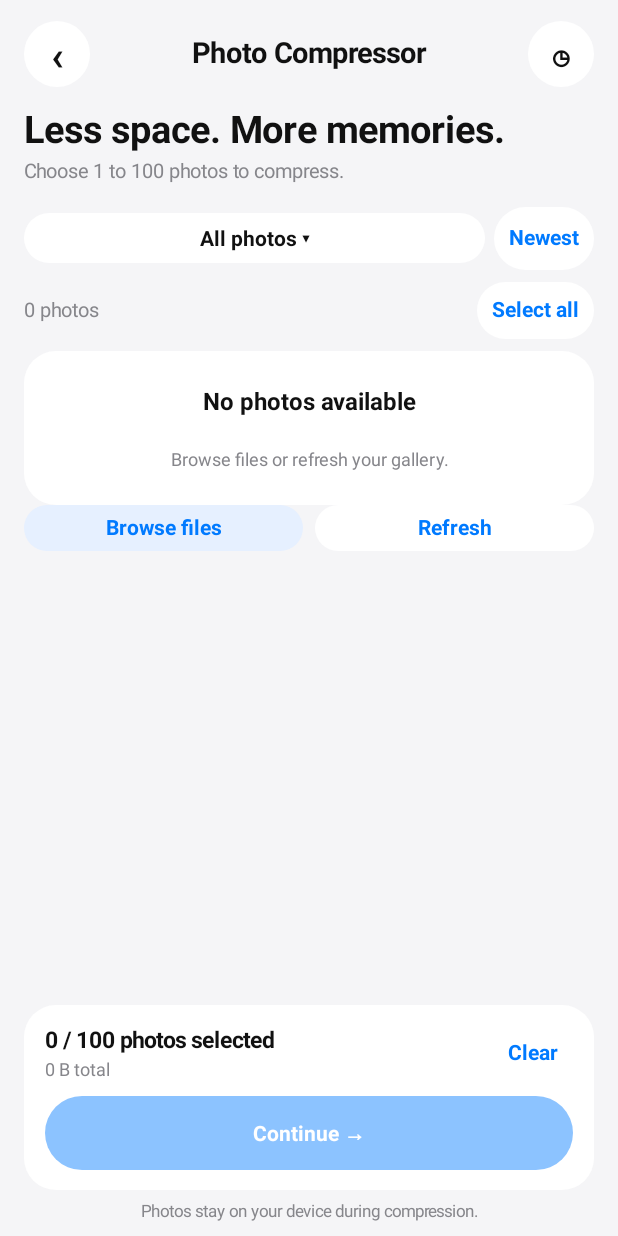
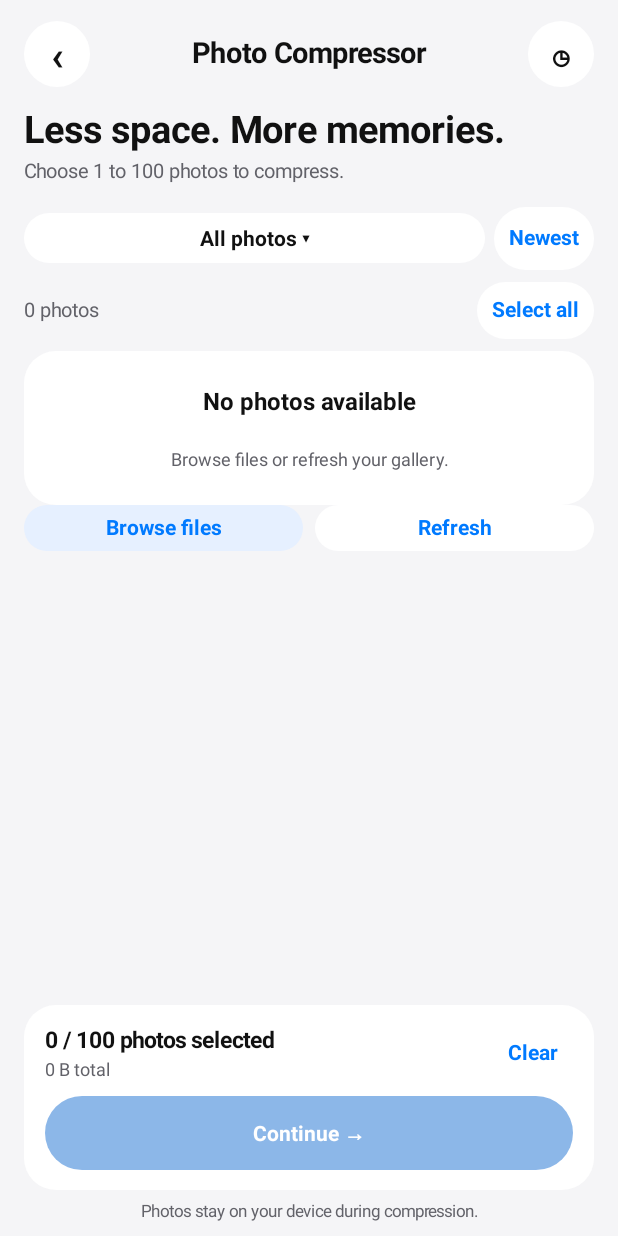
Before and after one commit to helloskyorigin/Clenova, an Android app: the PhotoCompressorActivity screen opened directly, with no data from a screen before it, on a phone screen of 412 x 824 dp. Run offline under Robolectric (Android 15) with nearby library versions, the phone set to English and light mode, and no system bars.

Commit message:
Phase 56: improve dark mode contrast, accessible navigation and reduced motion; prioritize Agent actions

```diff
--- a/app/src/main/java/com/clenova/app/AppManagerActivity.java
+++ b/app/src/main/java/com/clenova/app/AppManagerActivity.java
@@ -33,9 +33,9 @@ public final class AppManagerActivity extends Activity {
     @Override public void onCreate(Bundle state){
         super.onCreate(state);prefs=new AppPreferences(this);history=new ActivityHistory(this);engine=new AppManagerEngine(this);
         dark=prefs.appearance().equals("Dark")||(prefs.appearance().equals("System")&&(getResources().getConfiguration().uiMode&Configuration.UI_MODE_NIGHT_MASK)==Configuration.UI_MODE_NIGHT_YES);
-        bg=dark?0xff141416:0xfff5f5f7;card=dark?0xff242426:0xffffffff;ink=dark?0xfff4f4f6:0xff111111;gray=dark?0xffa2a2aa:0xff86868b;blue=dark?0xff409cff:0xff007aff;pale=dark?0xff19334c:0xffe6f0ff;green=dark?0xff61d883:0xff249d42;red=dark?0xffff6961:0xffe43e35;
+        bg=dark?0xff141416:0xfff5f5f7;card=dark?0xff242426:0xffffffff;ink=dark?0xfff4f4f6:0xff111111;gray=dark?0xffa2a2aa:UiPolish.LIGHT_MUTED;blue=dark?0xff409cff:0xff007aff;pale=dark?0xff19334c:0xffe6f0ff;green=dark?0xff61d883:0xff249d42;red=dark?0xffff6961:0xffe43e35;
         getWindow().setFlags(WindowManager.LayoutParams.FLAG_FULLSCREEN,WindowManager.LayoutParams.FLAG_FULLSCREEN);getWindow().setNavigationBarColor(bg);
-        if(Build.VERSION.SDK_INT>=27&&!dark)getWindow().getDecorView().setSystemUiVisibility(View.SYSTEM_UI_FLAG_LIGHT_NAVIGATION_BAR);
+        if(Build.VERSION.SDK_INT>=27)getWindow().getDecorView().setSystemUiVisibility(dark?0:View.SYSTEM_UI_FLAG_LIGHT_NAVIGATION_BAR);
         if(state!=null){pending=state.getBoolean("pending");pendingPkg=state.getString("pending_pkg","");pendingName=state.getString("pending_name","");operationId=state.getString("operation_id","");query=state.getString("query","");filter=state.getInt("filter");sort=state.getInt("sort");}
         if(pending)status("Waiting for Android uninstall confirmation…");else refresh(false);
     }
@@ -50,7 +50,7 @@ public final class AppManagerActivity extends Activity {
     private void gap(LinearLayout p,int n){add(p,new View(this),dp(n),dp(n));}
     private TextView text(String s,int size,int tint,boolean bold){TextView t=new TextView(this);t.setText(tr(s));t.setTextSize(size);t.setTextColor(tint);t.setIncludeFontPadding(false);t.setTypeface(Typeface.create("sans-serif",bold?Typeface.BOLD:Typeface.NORMAL));return t;}
     private TextView center(String s,int size,int tint,boolean bold){TextView t=text(s,size,tint,bold);t.setGravity(Gravity.CENTER);return t;}
-    private TextView button(String s,int tint,int fill,Runnable r){TextView t=center(s,14,tint,true);t.setBackground(shape(fill,22));t.setPadding(dp(10),dp(7),dp(10),dp(7));t.setClickable(true);t.setFocusable(true);t.setOnClickListener(v->{if(!destroyed&&!busy&&!pending)r.run();});return t;}
+    private TextView button(String s,int tint,int fill,Runnable r){TextView t=center(s,14,tint,true);t.setBackground(shape(UiPolish.buttonFill(fill,tint),22));t.setPadding(dp(10),dp(7),dp(10),dp(7));t.setClickable(true);t.setFocusable(true);t.setOnClickListener(v->{if(!destroyed&&!busy&&!pending)r.run();});return t;}
     private LinearLayout block(){LinearLayout l=col();l.setBackground(shape(card,22));l.setPadding(dp(14),dp(13),dp(14),dp(13));return l;}
     private LinearLayout root(){LinearLayout l=col();l.setBackgroundColor(bg);l.setPadding(dp(18),dp(10),dp(18),dp(10));l.setFocusableInTouchMode(true);return l;}
     private LinearLayout body(LinearLayout root){ScrollView s=new ScrollView(this);s.setVerticalScrollBarEnabled(false);s.setOverScrollMode(View.OVER_SCROLL_NEVER);LinearLayout b=col();s.addView(b,new ScrollView.LayoutParams(-1,-2));root.addView(s,new LinearLayout.LayoutParams(-1,0,1));return b;}
--- a/app/src/main/java/com/clenova/app/ContactsCleanerActivity.java
+++ b/app/src/main/java/com/clenova/app/ContactsCleanerActivity.java
@@ -36,10 +36,10 @@ public final class ContactsCleanerActivity extends Activity {
     @Override public void onCreate(Bundle state){
         super.onCreate(state);prefs=new AppPreferences(this);history=new ActivityHistory(this);
         dark=prefs.appearance().equals("Dark")||(prefs.appearance().equals("System")&&(getResources().getConfiguration().uiMode&Configuration.UI_MODE_NIGHT_MASK)==Configuration.UI_MODE_NIGHT_YES);
-        bg=dark?0xff141416:0xfff5f5f7;card=dark?0xff242426:0xffffffff;ink=dark?0xfff4f4f6:0xff111111;gray=dark?0xffa2a2aa:0xff86868b;
+        bg=dark?0xff141416:0xfff5f5f7;card=dark?0xff242426:0xffffffff;ink=dark?0xfff4f4f6:0xff111111;gray=dark?0xffa2a2aa:UiPolish.LIGHT_MUTED;
         blue=dark?0xff409cff:0xff007aff;pale=dark?0xff19334c:0xffe6f0ff;green=dark?0xff61d883:0xff249d42;red=dark?0xffff6961:0xffe43e35;
         getWindow().setFlags(WindowManager.LayoutParams.FLAG_FULLSCREEN,WindowManager.LayoutParams.FLAG_FULLSCREEN);getWindow().setNavigationBarColor(bg);
-        if(Build.VERSION.SDK_INT>=27&&!dark)getWindow().getDecorView().setSystemUiVisibility(View.SYSTEM_UI_FLAG_LIGHT_NAVIGATION_BAR);
+        if(Build.VERSION.SDK_INT>=27)getWindow().getDecorView().setSystemUiVisibility(dark?0:View.SYSTEM_UI_FLAG_LIGHT_NAVIGATION_BAR);
         if(canRead())scan(false);else showHome();
     }
     private boolean canRead(){return checkSelfPermission(Manifest.permission.READ_CONTACTS)==PackageManager.PERMISSION_GRANTED;}
@@ -54,7 +54,7 @@ public final class ContactsCleanerActivity extends Activity {
     private void gap(LinearLayout p,int n){add(p,new View(this),dp(n),dp(n));}
     private TextView text(String s,int size,int tint,boolean bold){TextView t=new TextView(this);t.setText(tr(s));t.setTextSize(size);t.setTextColor(tint);t.setIncludeFontPadding(false);t.setTypeface(Typeface.create("sans-serif",bold?Typeface.BOLD:Typeface.NORMAL));return t;}
     private TextView center(String s,int size,int tint,boolean bold){TextView t=text(s,size,tint,bold);t.setGravity(Gravity.CENTER);return t;}
-    private TextView button(String s,int tint,int fill,Runnable r){TextView t=center(s,14,tint,true);t.setBackground(shape(fill,24));t.setPadding(dp(10),dp(8),dp(10),dp(8));t.setFocusable(true);t.setClickable(true);t.setOnClickListener(v->{if(!destroyed&&!busy)r.run();});return t;}
+    private TextView button(String s,int tint,int fill,Runnable r){TextView t=center(s,14,tint,true);t.setBackground(shape(UiPolish.buttonFill(fill,tint),24));t.setPadding(dp(10),dp(8),dp(10),dp(8));t.setFocusable(true);t.setClickable(true);t.setOnClickListener(v->{if(!destroyed&&!busy)r.run();});return t;}
     private LinearLayout block(){LinearLayout l=col();l.setBackground(shape(card,22));l.setPadding(dp(14),dp(13),dp(14),dp(13));return l;}
     private LinearLayout root(){LinearLayout l=col();l.setBackgroundColor(bg);l.setPadding(dp(18),dp(10),dp(18),dp(10));return l;}
     private LinearLayout body(LinearLayout l){ScrollView s=new ScrollView(this);s.setVerticalScrollBarEnabled(false);s.setOverScrollMode(View.OVER_SCROLL_NEVER);LinearLayout b=col();s.addView(b,new ScrollView.LayoutParams(-1,-2));l.addView(s,new LinearLayout.LayoutParams(-1,0,1));return b;}
--- a/app/src/main/java/com/clenova/app/InternetSpeedActivity.java
+++ b/app/src/main/java/com/clenova/app/InternetSpeedActivity.java
@@ -32,9 +32,9 @@ public final class InternetSpeedActivity extends Activity {
     @Override public void onCreate(Bundle state){
         super.onCreate(state);prefs=new AppPreferences(this);history=new SpeedTestHistory(this);connectivity=getSystemService(ConnectivityManager.class);
         dark=prefs.appearance().equals("Dark")||(prefs.appearance().equals("System")&&(getResources().getConfiguration().uiMode&Configuration.UI_MODE_NIGHT_MASK)==Configuration.UI_MODE_NIGHT_YES);
-        bg=dark?0xff141416:0xfff5f5f7;card=dark?0xff242426:0xffffffff;ink=dark?0xfff4f4f6:0xff111111;gray=dark?0xffa2a2aa:0xff86868b;blue=dark?0xff409cff:0xff007aff;pale=dark?0xff19334c:0xffe6f0ff;green=dark?0xff61d883:0xff249d42;red=dark?0xffff6961:0xffe43e35;
+        bg=dark?0xff141416:0xfff5f5f7;card=dark?0xff242426:0xffffffff;ink=dark?0xfff4f4f6:0xff111111;gray=dark?0xffa2a2aa:UiPolish.LIGHT_MUTED;blue=dark?0xff409cff:0xff007aff;pale=dark?0xff19334c:0xffe6f0ff;green=dark?0xff61d883:0xff249d42;red=dark?0xffff6961:0xffe43e35;
         getWindow().setFlags(WindowManager.LayoutParams.FLAG_FULLSCREEN,WindowManager.LayoutParams.FLAG_FULLSCREEN);getWindow().setNavigationBarColor(bg);
-        if(Build.VERSION.SDK_INT>=27&&!dark)getWindow().getDecorView().setSystemUiVisibility(View.SYSTEM_UI_FLAG_LIGHT_NAVIGATION_BAR);
+        if(Build.VERSION.SDK_INT>=27)getWindow().getDecorView().setSystemUiVisibility(dark?0:View.SYSTEM_UI_FLAG_LIGHT_NAVIGATION_BAR);
         showHome();
     }
     private int dp(float n){return Math.round(n*getResources().getDisplayMetrics().density);}
@@ -47,7 +47,7 @@ public final class InternetSpeedActivity extends Activity {
     private void gap(LinearLayout p,int n){add(p,new View(this),dp(n),dp(n));}
     private TextView text(String s,int size,int tint,boolean bold){TextView t=new TextView(this);t.setText(tr(s));t.setTextSize(size);t.setTextColor(tint);t.setIncludeFontPadding(false);t.setTypeface(Typeface.create("sans-serif",bold?Typeface.BOLD:Typeface.NORMAL));return t;}
     private TextView center(String s,int size,int tint,boolean bold){TextView t=text(s,size,tint,bold);t.setGravity(Gravity.CENTER);return t;}
-    private TextView button(String s,int tint,int fill,Runnable r){TextView t=center(s,14,tint,true);t.setBackground(shape(fill,24));t.setPadding(dp(10),dp(8),dp(10),dp(8));t.setClickable(true);t.setFocusable(true);t.setOnClickListener(v->{if(!destroyed&&foreground)r.run();});return t;}
+    private TextView button(String s,int tint,int fill,Runnable r){TextView t=center(s,14,tint,true);t.setBackground(shape(UiPolish.buttonFill(fill,tint),24));t.setPadding(dp(10),dp(8),dp(10),dp(8));t.setClickable(true);t.setFocusable(true);t.setOnClickListener(v->{if(!destroyed&&foreground)r.run();});return t;}
     private LinearLayout block(){LinearLayout l=col();l.setBackground(shape(card,22));l.setPadding(dp(14),dp(13),dp(14),dp(13));return l;}
     private LinearLayout root(){LinearLayout l=col();l.setBackgroundColor(bg);l.setPadding(dp(18),dp(10),dp(18),dp(12));return l;}
     private LinearLayout body(LinearLayout l){ScrollView s=new ScrollView(this);s.setVerticalScrollBarEnabled(false);s.setOverScrollMode(View.OVER_SCROLL_NEVER);LinearLayout b=col();s.addView(b,new ScrollView.LayoutParams(-1,-2));l.addView(s,new LinearLayout.LayoutParams(-1,0,1));return b;}
--- a/app/src/main/java/com/clenova/app/PhotoCompressorActivity.java
+++ b/app/src/main/java/com/clenova/app/PhotoCompressorActivity.java
@@ -46,9 +46,9 @@ public final class PhotoCompressorActivity extends Activity {
     @Override public void onCreate(Bundle state){
         super.onCreate(state);prefs=new AppPreferences(this);history=new ActivityHistory(this);
         dark=prefs.appearance().equals("Dark")||(prefs.appearance().equals("System")&&(getResources().getConfiguration().uiMode&Configuration.UI_MODE_NIGHT_MASK)==Configuration.UI_MODE_NIGHT_YES);
-        bg=dark?0xff141416:0xfff5f5f7;card=dark?0xff242426:0xffffffff;ink=dark?0xfff4f4f6:0xff111111;gray=dark?0xffa2a2aa:0xff86868b;blue=dark?0xff409cff:0xff007aff;pale=dark?0xff19334c:0xffe6f0ff;green=dark?0xff61d883:0xff249d42;red=dark?0xffff6961:0xffe43e35;
+        bg=dark?0xff141416:0xfff5f5f7;card=dark?0xff242426:0xffffffff;ink=dark?0xfff4f4f6:0xff111111;gray=dark?0xffa2a2aa:UiPolish.LIGHT_MUTED;blue=dark?0xff409cff:0xff007aff;pale=dark?0xff19334c:0xffe6f0ff;green=dark?0xff61d883:0xff249d42;red=dark?0xffff6961:0xffe43e35;
         getWindow().setFlags(WindowManager.LayoutParams.FLAG_FULLSCREEN,WindowManager.LayoutParams.FLAG_FULLSCREEN);getWindow().setNavigationBarColor(bg);
-        if(Build.VERSION.SDK_INT>=27&&!dark)getWindow().getDecorView().setSystemUiVisibility(View.SYSTEM_UI_FLAG_LIGHT_NAVIGATION_BAR);
+        if(Build.VERSION.SDK_INT>=27)getWindow().getDecorView().setSystemUiVisibility(dark?0:View.SYSTEM_UI_FLAG_LIGHT_NAVIGATION_BAR);
         File[] stale=getCacheDir().listFiles((d,n)->n.startsWith("clenova-photo-"));
         if(stale!=null)for(File f:stale)if(System.currentTimeMillis()-f.lastModified()>24L*60*60*1000)f.delete();
         trashPending=state!=null&&state.getBoolean("trash_pending");cleanupReceipt=CleanupReceipt.restore(state==null?null:state.getBundle("cleanup_receipt"));
@@ -65,7 +65,7 @@ public final class PhotoCompressorActivity extends Activity {
     private void gap(LinearLayout p,int n){add(p,new View(this),dp(n),dp(n));}
     private TextView text(String s,int size,int tint,boolean bold){TextView t=new TextView(this);t.setText(tr(s));t.setTextSize(size);t.setTextColor(tint);t.setIncludeFontPadding(false);t.setTypeface(Typeface.create("sans-serif",bold?Typeface.BOLD:Typeface.NORMAL));return t;}
     private TextView center(String s,int size,int tint,boolean bold){TextView t=text(s,size,tint,bold);t.setGravity(Gravity.CENTER);return t;}
-    private TextView button(String s,int tint,int fill,Runnable action){TextView t=center(s,14,tint,true);t.setBackground(shape(fill,26));t.setPadding(dp(10),dp(7),dp(10),dp(7));t.setFocusable(true);t.setClickable(true);t.setOnClickListener(v->{if(!destroyed)action.run();});return t;}
+    private TextView button(String s,int tint,int fill,Runnable action){TextView t=center(s,14,tint,true);t.setBackground(shape(UiPolish.buttonFill(fill,tint),26));t.setPadding(dp(10),dp(7),dp(10),dp(7));t.setFocusable(true);t.setClickable(true);t.setOnClickListener(v->{if(!destroyed)action.run();});return t;}
     private LinearLayout block(){LinearLayout l=col();l.setBackground(shape(card,21));l.setPadding(dp(14),dp(13),dp(14),dp(13));return l;}
     private LinearLayout root(){LinearLayout l=col();l.setBackgroundColor(bg);l.setPadding(dp(16),dp(10),dp(16),dp(10));return l;}
     private LinearLayout body(LinearLayout l){ScrollView scroll=new ScrollView(this);scroll.setVerticalScrollBarEnabled(false);scroll.setOverScrollMode(View.OVER_SCROLL_NEVER);LinearLayout b=col();scroll.addView(b,new ScrollView.LayoutParams(-1,-2));l.addView(scroll,new LinearLayout.LayoutParams(-1,0,1));return b;}
--- a/app/src/main/java/com/clenova/app/SpeakerCleanerActivity.java
+++ b/app/src/main/java/com/clenova/app/SpeakerCleanerActivity.java
@@ -25,10 +25,10 @@ public final class SpeakerCleanerActivity extends Activity implements SpeakerPla
     @Override public void onCreate(Bundle saved){
         super.onCreate(saved);prefs=new AppPreferences(this);
         dark=prefs.appearance().equals("Dark")||(prefs.appearance().equals("System")&&(getResources().getConfiguration().uiMode&Configuration.UI_MODE_NIGHT_MASK)==Configuration.UI_MODE_NIGHT_YES);
-        bg=dark?0xff141416:0xfff5f5f7;card=dark?0xff242426:0xffffffff;ink=dark?0xfff4f4f6:0xff111111;gray=dark?0xffa2a2aa:0xff86868b;blue=dark?0xff409cff:0xff007aff;pale=dark?0xff19334c:0xffe6f0ff;green=dark?0xff61d883:0xff249d42;red=dark?0xffff6961:0xffe43e35;
+        bg=dark?0xff141416:0xfff5f5f7;card=dark?0xff242426:0xffffffff;ink=dark?0xfff4f4f6:0xff111111;gray=dark?0xffa2a2aa:UiPolish.LIGHT_MUTED;blue=dark?0xff409cff:0xff007aff;pale=dark?0xff19334c:0xffe6f0ff;green=dark?0xff61d883:0xff249d42;red=dark?0xffff6961:0xffe43e35;
         if(saved!=null){selected=saved.getBoolean("deep")?SpeakerTone.Mode.DEEP:SpeakerTone.Mode.QUICK;gain=Math.max(.15f,Math.min(.85f,saved.getFloat("gain",.55f)));}
         getWindow().setFlags(WindowManager.LayoutParams.FLAG_FULLSCREEN,WindowManager.LayoutParams.FLAG_FULLSCREEN);getWindow().setNavigationBarColor(bg);
-        if(Build.VERSION.SDK_INT>=27&&!dark)getWindow().getDecorView().setSystemUiVisibility(View.SYSTEM_UI_FLAG_LIGHT_NAVIGATION_BAR);
+        if(Build.VERSION.SDK_INT>=27)getWindow().getDecorView().setSystemUiVisibility(dark?0:View.SYSTEM_UI_FLAG_LIGHT_NAVIGATION_BAR);
         setVolumeControlStream(AudioManager.STREAM_MUSIC);playback=new SpeakerPlayback(this,this);showHome();
     }
     @Override protected void onSaveInstanceState(Bundle out){super.onSaveInstanceState(out);out.putBoolean("deep",selected==SpeakerTone.Mode.DEEP);out.putFloat("gain",gain);}
@@ -42,7 +42,7 @@ public final class SpeakerCleanerActivity extends Activity implements SpeakerPla
     private void gap(LinearLayout p,int n){add(p,new View(this),dp(n),dp(n));}
     private TextView text(String s,int size,int tint,boolean bold){TextView t=new TextView(this);t.setText(tr(s));t.setTextSize(size);t.setTextColor(tint);t.setIncludeFontPadding(false);t.setTypeface(Typeface.create("sans-serif",bold?Typeface.BOLD:Typeface.NORMAL));return t;}
     private TextView center(String s,int size,int tint,boolean bold){TextView t=text(s,size,tint,bold);t.setGravity(Gravity.CENTER);return t;}
-    private TextView button(String s,int tint,int fill,Runnable action){TextView t=center(s,15,tint,true);t.setBackground(shape(fill,26));t.setPadding(dp(10),dp(8),dp(10),dp(8));t.setClickable(true);t.setFocusable(true);t.setOnClickListener(v->{if(!destroyed&&foreground)action.run();});return t;}
+    private TextView button(String s,int tint,int fill,Runnable action){TextView t=center(s,15,tint,true);t.setBackground(shape(UiPolish.buttonFill(fill,tint),26));t.setPadding(dp(10),dp(8),dp(10),dp(8));t.setClickable(true);t.setFocusable(true);t.setOnClickListener(v->{if(!destroyed&&foreground)action.run();});return t;}
     private LinearLayout block(){LinearLayout l=col();l.setBackground(shape(card,22));l.setPadding(dp(14),dp(12),dp(14),dp(12));return l;}
     private LinearLayout root(){LinearLayout l=col();l.setBackgroundColor(bg);l.setPadding(dp(18),dp(10),dp(18),dp(12));return l;}
     private LinearLayout body(LinearLayout l){ScrollView s=new ScrollView(this);s.setVerticalScrollBarEnabled(false);s.setOverScrollMode(View.OVER_SCROLL_NEVER);LinearLayout b=col();s.addView(b,new ScrollView.LayoutParams(-1,-2));l.addView(s,new LinearLayout.LayoutParams(-1,0,1));return b;}
--- /dev/null
+++ b/app/src/main/java/com/clenova/app/UiPolish.java
@@ -0,0 +1,15 @@
+package com.clenova.app;
+
+/** Shared readable palette; preserve the electric-blue accent while darkening filled CTAs. */
+final class UiPolish {
+    static final int LIGHT_MUTED=0xff626269;
+    static final int CTA_BLUE=0xff0060ce;
+    static int actionFill(int fill){return fill==0xff007aff||fill==0xff409cff?CTA_BLUE:fill;}
+    static int buttonFill(int fill,int text){return text==0xffffffff?actionFill(fill):fill;}
+    static double luminance(int color){
+        return .2126*linear((color>>>16)&255)+.7152*linear((color>>>8)&255)+.0722*linear(color&255);
+    }
+    private static double linear(int value){double v=value/255d;return v<=.04045?v/12.92:Math.pow((v+.055)/1.055,2.4);}
+    static double contrast(int a,int b){double x=luminance(a),y=luminance(b);return (Math.max(x,y)+.05)/(Math.min(x,y)+.05);}
+    private UiPolish(){}
+}
--- a/app/src/main/java/com/clenova/app/VideoCompressorActivity.java
+++ b/app/src/main/java/com/clenova/app/VideoCompressorActivity.java
@@ -59,10 +59,10 @@ public final class VideoCompressorActivity extends Activity {
     @Override public void onCreate(Bundle state){
         super.onCreate(state);prefs=new AppPreferences(this);history=new ActivityHistory(this);
         dark=prefs.appearance().equals("Dark")||(prefs.appearance().equals("System")&&(getResources().getConfiguration().uiMode&Configuration.UI_MODE_NIGHT_MASK)==Configuration.UI_MODE_NIGHT_YES);
-        bg=dark?0xff141416:0xfff5f5f7;card=dark?0xff242426:0xffffffff;ink=dark?0xfff4f4f6:0xff111111;gray=dark?0xffa2a2aa:0xff86868b;
+        bg=dark?0xff141416:0xfff5f5f7;card=dark?0xff242426:0xffffffff;ink=dark?0xfff4f4f6:0xff111111;gray=dark?0xffa2a2aa:UiPolish.LIGHT_MUTED;
         blue=dark?0xff409cff:0xff007aff;pale=dark?0xff19334c:0xffe6f0ff;green=dark?0xff61d883:0xff249d42;red=dark?0xffff6961:0xffe43e35;
         getWindow().setFlags(WindowManager.LayoutParams.FLAG_FULLSCREEN,WindowManager.LayoutParams.FLAG_FULLSCREEN);getWindow().setNavigationBarColor(bg);
-        if(Build.VERSION.SDK_INT>=27&&!dark)getWindow().getDecorView().setSystemUiVisibility(View.SYSTEM_UI_FLAG_LIGHT_NAVIGATION_BAR);
+        if(Build.VERSION.SDK_INT>=27)getWindow().getDecorView().setSystemUiVisibility(dark?0:View.SYSTEM_UI_FLAG_LIGHT_NAVIGATION_BAR);
         trashPending=state!=null&&state.getBoolean("trash_pending");cleanupReceipt=CleanupReceipt.restore(state==null?null:state.getBundle("cleanup_receipt"));
         // Only remove stale compressor-owned cache files, never personal files.
         File[] stale=getCacheDir().listFiles((dir,name)->name.startsWith("clenova-compress-")&&name.endsWith(".mp4"));
@@ -81,7 +81,7 @@ public final class VideoCompressorActivity extends Activity {
     private void gap(LinearLayout p,int n){add(p,new View(this),dp(n),dp(n));}
     private TextView text(String s,int size,int color,boolean bold){TextView t=new TextView(this);t.setText(tr(s));t.setTextSize(size);t.setTextColor(color);t.setIncludeFontPadding(false);t.setTypeface(Typeface.create("sans-serif",bold?Typeface.BOLD:Typeface.NORMAL));return t;}
     private TextView centered(String s,int size,int color,boolean bold){TextView t=text(s,size,color,bold);t.setGravity(Gravity.CENTER);return t;}
-    private TextView button(String s,int color,int fill,Runnable r){TextView t=centered(s,15,color,true);t.setBackground(shape(fill,26));t.setPadding(dp(12),dp(6),dp(12),dp(6));t.setFocusable(true);t.setClickable(true);t.setOnClickListener(v->{if(!destroyed)r.run();});return t;}
+    private TextView button(String s,int color,int fill,Runnable r){TextView t=centered(s,15,color,true);t.setBackground(shape(UiPolish.buttonFill(fill,color),26));t.setPadding(dp(12),dp(6),dp(12),dp(6));t.setFocusable(true);t.setClickable(true);t.setOnClickListener(v->{if(!destroyed)r.run();});return t;}
     private LinearLayout block(){LinearLayout l=col();l.setBackground(shape(card,22));l.setPadding(dp(15),dp(14),dp(15),dp(14));return l;}
     private LinearLayout root(){LinearLayout l=col();l.setBackgroundColor(bg);l.setPadding(dp(18),dp(10),dp(18),dp(10));return l;}
     private LinearLayout body(LinearLayout root){ScrollView scroll=new ScrollView(this);scroll.setVerticalScrollBarEnabled(false);scroll.setOverScrollMode(View.OVER_SCROLL_NEVER);LinearLayout b=col();scroll.addView(b,new ScrollView.LayoutParams(-1,-2));root.addView(scroll,new LinearLayout.LayoutParams(-1,0,1));return b;}
```
Also changed, not shown: app/src/main/java/com/clenova/app/MainActivity.java (+15 -14 lines), app/src/main/java/com/clenova/app/SwipePhotosActivity.java (+6 -4 lines), 2 other files.
